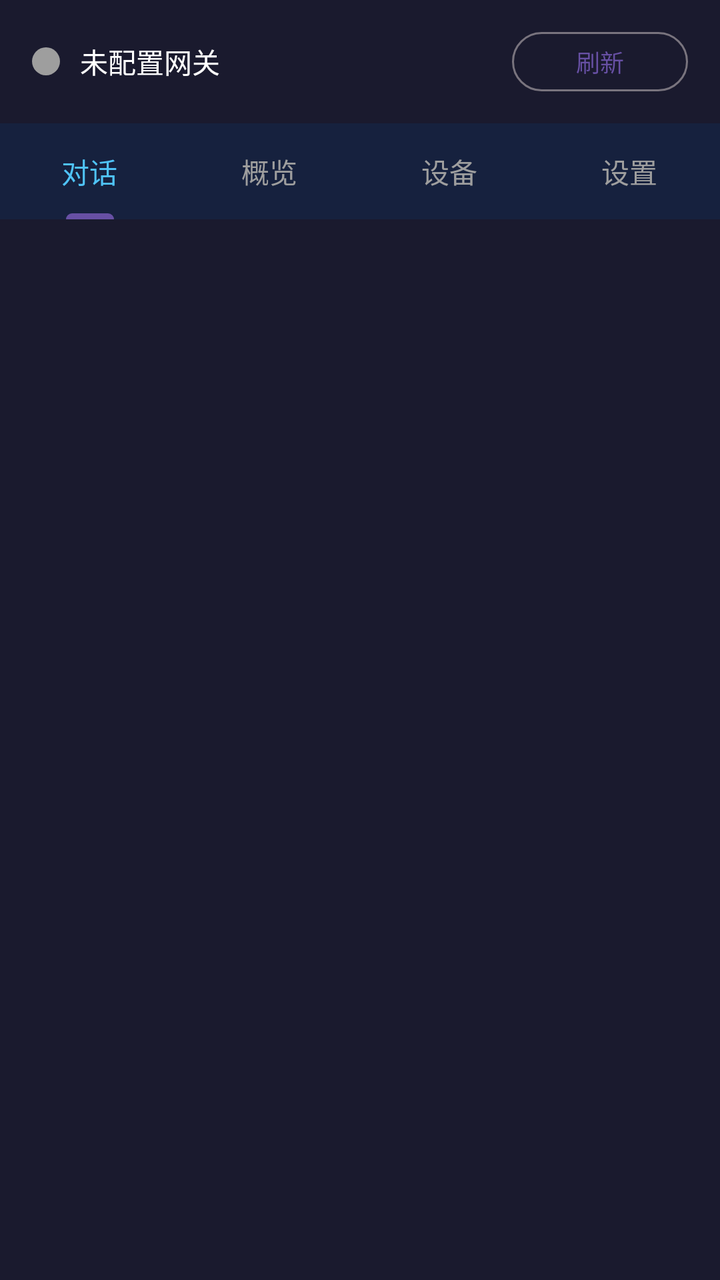
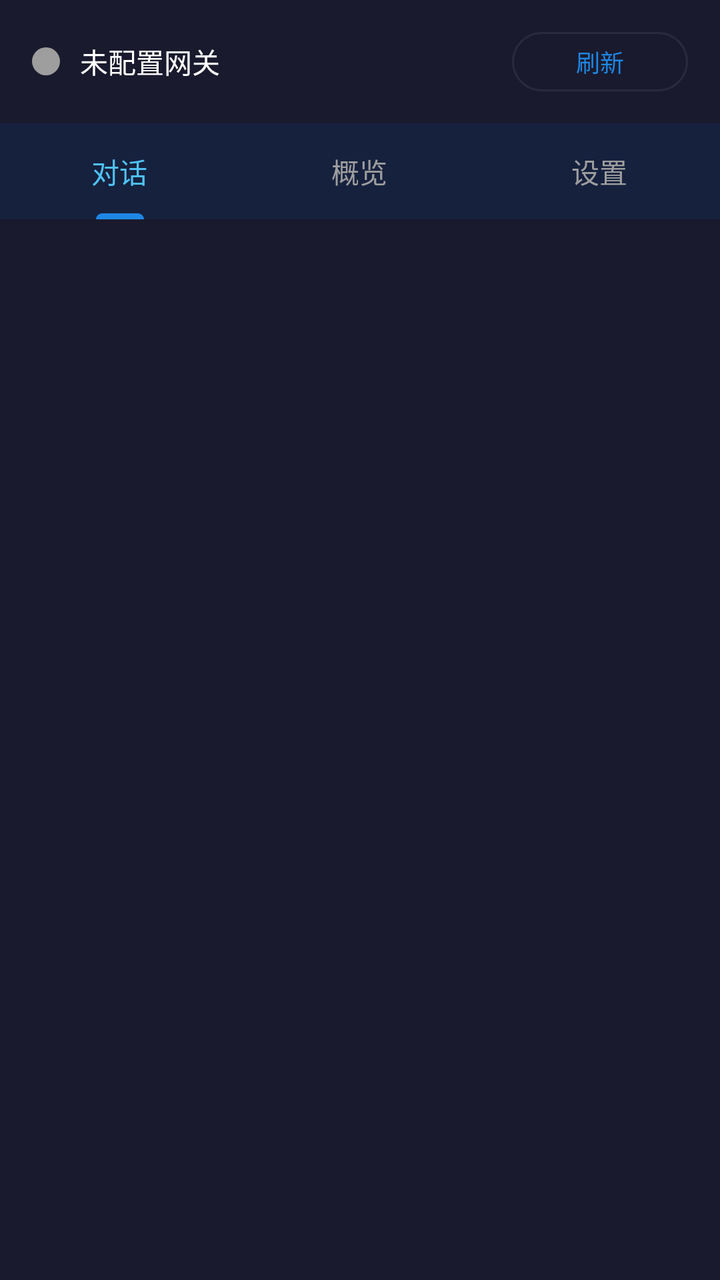

An Android layout rendered at two revisions. The XML below is the earlier revision; the diff shows what the commit changed to produce the second picture.
<!-- AndroidManifest.xml: application theme Theme.VoiceBridge -->
<!-- res/layout/activity_main.xml -->
<?xml version="1.0" encoding="utf-8"?>
<LinearLayout xmlns:android="http://schemas.android.com/apk/res/android"
    android:id="@+id/root"
    android:layout_width="match_parent"
    android:layout_height="match_parent"
    android:orientation="vertical"
    android:background="#1A1A2E">

    
    
    <LinearLayout
        android:layout_width="match_parent"
        android:layout_height="wrap_content"
        android:orientation="horizontal"
        android:gravity="center_vertical"
        android:paddingHorizontal="16dp"
        android:paddingVertical="12dp"
        android:background="#1A1A2E">

        <View
            android:id="@+id/statusDot"
            android:layout_width="14dp"
            android:layout_height="14dp"
            android:background="@drawable/bg_status_dot" />

        <TextView
            android:id="@+id/statusText"
            android:layout_width="0dp"
            android:layout_height="wrap_content"
            android:layout_weight="1"
            android:layout_marginStart="10dp"
            android:text="未配置网关"
            android:textColor="#FFFFFF"
            android:textSize="14sp" />

        <Button
            android:id="@+id/btnRefreshStatus"
            android:layout_width="wrap_content"
            android:layout_height="wrap_content"
            android:text="刷新"
            style="?attr/materialButtonOutlinedStyle"
            android:textSize="12sp"
            android:minHeight="0dp"
            android:paddingHorizontal="14dp"
            android:paddingVertical="6dp" />
    </LinearLayout>

    
    <com.google.android.material.tabs.TabLayout
        android:id="@+id/tabLayout"
        android:layout_width="match_parent"
        android:layout_height="wrap_content"
        android:background="#16213E"
        app:tabSelectedTextColor="#4FC3F7"
        app:tabTextColor="#9E9E9E"
        xmlns:app="http://schemas.android.com/apk/res-auto">

        <com.google.android.material.tabs.TabItem
            android:layout_width="wrap_content"
            android:layout_height="wrap_content"
            android:text="对话" />

        <com.google.android.material.tabs.TabItem
            android:layout_width="wrap_content"
            android:layout_height="wrap_content"
            android:text="概览" />

        <com.google.android.material.tabs.TabItem
            android:layout_width="wrap_content"
            android:layout_height="wrap_content"
            android:text="设备" />

        <com.google.android.material.tabs.TabItem
            android:layout_width="wrap_content"
            android:layout_height="wrap_content"
            android:text="设置" />
    </com.google.android.material.tabs.TabLayout>

    <FrameLayout
        android:id="@+id/fragmentContainer"
        android:layout_width="match_parent"
        android:layout_height="0dp"
        android:layout_weight="1" />
</LinearLayout>
<!-- resources referenced by this layout -->
<resources>
  <!-- drawable bg_status_dot (drawable) -->
  <shape xmlns:android="http://schemas.android.com/apk/res/android"
      android:shape="oval">
      <solid android:color="#9E9E9E" />
      <size android:width="14dp" android:height="14dp" />
  </shape>
  <style name="Theme.VoiceBridge" parent="Theme.Material3.DayNight.NoActionBar" />
</resources>

<!-- the commit's change to res/layout/activity_main.xml (unified diff, before → after) -->
@@ -68,11 +68,6 @@
         <com.google.android.material.tabs.TabItem
             android:layout_width="wrap_content"
             android:layout_height="wrap_content"
-            android:text="设备" />
-
-        <com.google.android.material.tabs.TabItem
-            android:layout_width="wrap_content"
-            android:layout_height="wrap_content"
             android:text="设置" />
     </com.google.android.material.tabs.TabLayout>
 
<!-- resource entries referenced after the edit -->
@@ -6,6 +6,38 @@
       <solid android:color="#9E9E9E" />
       <size android:width="14dp" android:height="14dp" />
   </shape>
-  <style name="Theme.VoiceBridge" parent="Theme.Material3.DayNight.NoActionBar" />
+  <style name="Theme.VoiceBridge" parent="Theme.Material3.DayNight.NoActionBar">
+          <item name="colorPrimary">@color/primary</item>
+          <item name="colorOnPrimary">@color/ink</item>
+          <item name="colorPrimaryContainer">@color/card_bg</item>
+          <item name="colorOnPrimaryContainer">@color/accent</item>
+  
+          <item name="colorSecondary">@color/accent</item>
+          <item name="colorOnSecondary">@color/page_bg</item>
+          <item name="colorSecondaryContainer">@color/card_bg</item>
+          <item name="colorOnSecondaryContainer">@color/accent</item>
+  
+          <item name="colorTertiary">@color/accent</item>
+          <item name="colorOnTertiary">@color/page_bg</item>
+  
+          <item name="android:colorBackground">@color/page_bg</item>
+          <item name="colorOnBackground">@color/ink</item>
+          <item name="colorSurface">@color/card_bg</item>
+          <item name="colorOnSurface">@color/ink</item>
+          <item name="colorSurfaceVariant">@color/row_bg</item>
+          <item name="colorOnSurfaceVariant">@color/ink_dim</item>
+          <item name="colorOutline">@color/card_stroke</item>
+          <item name="colorOutlineVariant">@color/card_stroke</item>
+          <item name="colorError">#EF5350</item>
+          <item name="colorOnError">@color/ink</item>
+      </style>
+  <color name="primary">#1E88E5</color>
+  <color name="ink">#FFFFFF</color>
+  <color name="card_bg">#171B2E</color>
+  <color name="accent">#4FC3F7</color>
+  <color name="page_bg">#0F1220</color>
+  <color name="row_bg">#1B2035</color>
+  <color name="ink_dim">#9E9E9E</color>
+  <color name="card_stroke">#2A2A3E</color>
 </resources>
 
